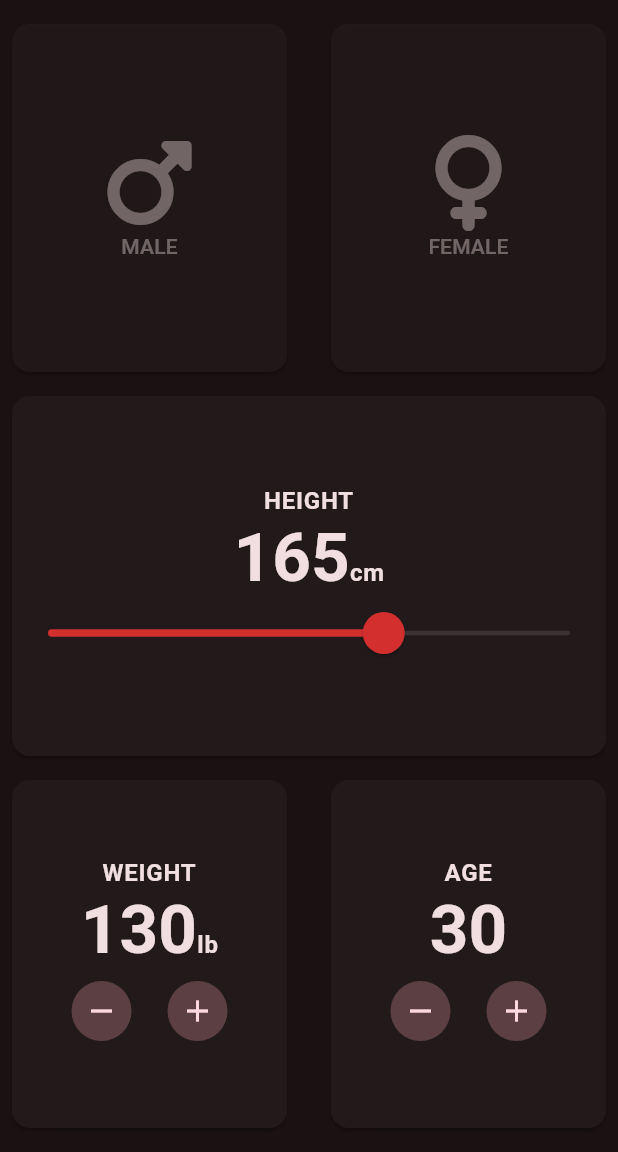
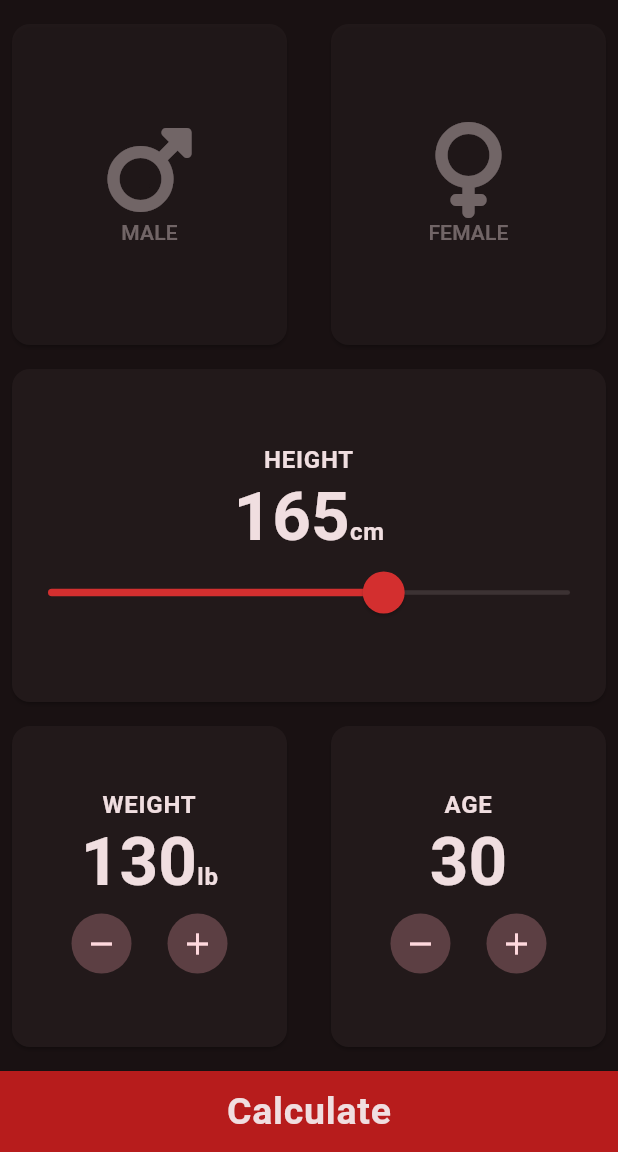
Before and after one commit to csarevalo/bmi-calculator, a Flutter app: the screen it shows after launch, on a phone screen of 412 x 824 dp, the part 84-1236 px from its top. Run offline on Flutter 3.47's test engine with Material 3 defaults, Android fonts, the phone set to English and light mode, and no system bars; our stand-ins replace font_awesome_flutter.

Commit message:
added red calculate bmi button

```diff
--- /dev/null
+++ b/devtools_options.yaml
@@ -0,0 +1,3 @@
+description: This file stores settings for Dart & Flutter DevTools.
+documentation: https://docs.flutter.dev/tools/devtools/extensions#configure-extension-enablement-states
+extensions:
--- a/lib/src/screens/home_screen.dart
+++ b/lib/src/screens/home_screen.dart
@@ -18,7 +18,9 @@ class HomeScreen extends StatelessWidget {
         centerTitle: true,
         elevation: 0.65,
       ),
-      body: const HomeScreenContent(),
+      body: const SafeArea(
+        child: HomeScreenContent(),
+      ),
     );
   }
 }
@@ -30,9 +32,17 @@ class HomeScreenContent extends StatelessWidget {
 
   @override
   Widget build(BuildContext context) {
-    return const Column(
+    final TextStyle titleStyle =
+        Theme.of(context).textTheme.bodyLarge!.copyWith(
+            fontWeight: FontWeight.lerp(
+              FontWeight.normal,
+              FontWeight.bold,
+              0.5,
+            ),
+            fontSize: 25);
+    return Column(
       children: [
-        Expanded(
+        const Expanded(
           child: Row(
             children: [
               GenderCard(gender: Gender.male),
@@ -41,13 +51,13 @@ class HomeScreenContent extends StatelessWidget {
             ],
           ),
         ),
-        HeightSliderCard(
+        const HeightSliderCard(
           initValue: 165, //5ft 4in
           max: kMaxHeight,
           min: kMinHeight,
           unit: 'cm',
         ),
-        Expanded(
+        const Expanded(
           child: Row(
             children: [
               WeightMeasurementCard(),
@@ -55,7 +65,21 @@ class HomeScreenContent extends StatelessWidget {
               AgeMeasurementCard(),
             ],
           ),
-        )
+        ),
+        Column(
+          crossAxisAlignment: CrossAxisAlignment.stretch,
+          children: [
+            MaterialButton(
+              onPressed: () {},
+              color: Colors.red[900],
+              shape: const ContinuousRectangleBorder(),
+              child: Padding(
+                padding: const EdgeInsets.fromLTRB(8.0, 8.0, 8.0, 8.0),
+                child: Text('Calculate', style: titleStyle),
+              ),
+            ),
+          ],
+        ),
       ],
     );
   }
```
